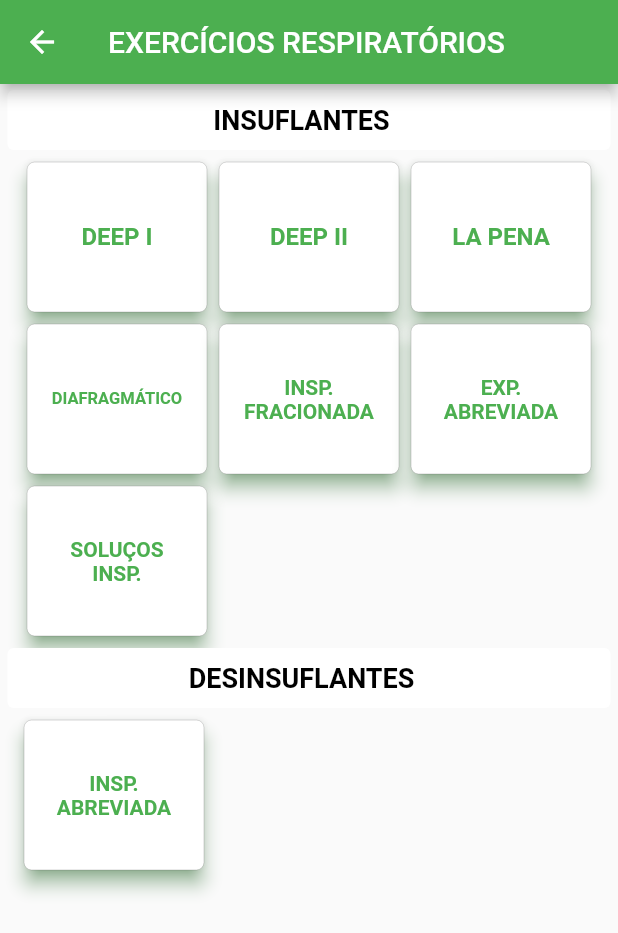
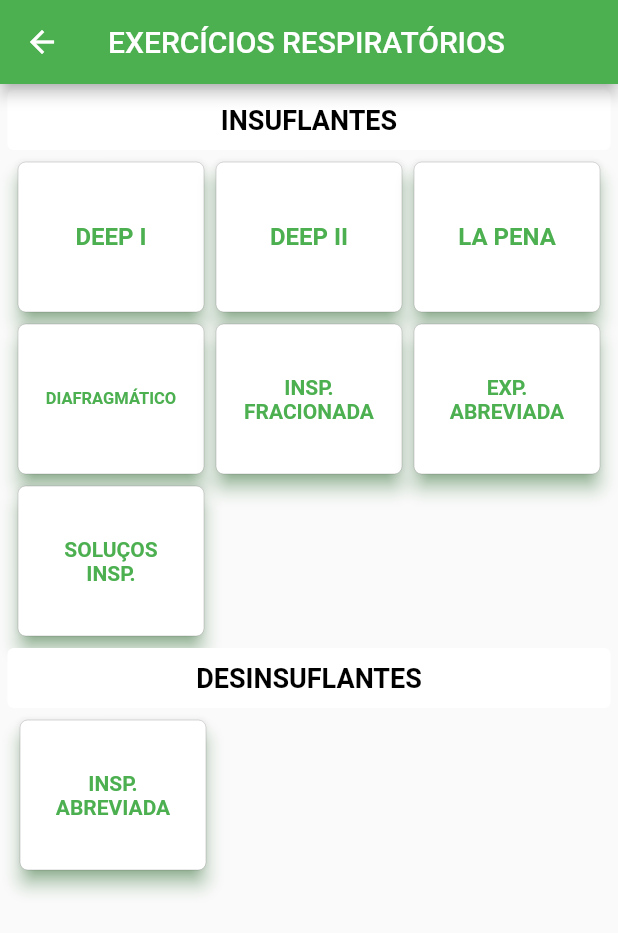
Before and after one commit to lschildt/deep_lung_care, a Flutter app: the screen it shows after launch, in the side drawer, after a tap on "EXERCÍCIOS RESPIRATÓRIOS", on a phone screen of 412 x 824 dp. Shown: the top 933 px of the screen. Run offline on Flutter 3.47's test engine with Material 2 defaults, Android fonts, the phone set to English and light mode, and no system bars; our stand-ins replace carousel_slider; missing offline and left inert: dart:ffi.

Commit message:
Adjust on exercice screen menu to resize

```diff
--- a/lib/widgets/ExercisesScreen.dart
+++ b/lib/widgets/ExercisesScreen.dart
@@ -25,17 +25,8 @@ class ExercisesScreen extends StatelessWidget {
                       height: 40,
                       child: Padding(
                         padding: const EdgeInsets.symmetric(vertical: 8.0, horizontal: 16),
-                        child: Row(
-                          children: <Widget>[
-                            Column(
-                              crossAxisAlignment: CrossAxisAlignment.center,
-                              mainAxisSize: MainAxisSize.min,
-                              children: <Widget>[
-                                SizedBox(width: 360),
-                                Text("INSUFLANTES", style: TextStyle(fontSize: 18, fontWeight: FontWeight.bold, color: Colors.black)),
-                              ],
-                            ),
-                          ],
+                        child: Center(
+                          child: Text("INSUFLANTES", style: TextStyle(fontSize: 18, fontWeight: FontWeight.bold, color: Colors.black)),
                         ),
                       ),
                     ),
@@ -140,17 +131,8 @@ class ExercisesScreen extends StatelessWidget {
                       height: 40,
                       child: Padding(
                         padding: const EdgeInsets.symmetric(vertical: 8.0, horizontal: 16),
-                        child: Row(
-                          children: <Widget>[
-                            Column(
-                              crossAxisAlignment: CrossAxisAlignment.center,
-                              mainAxisSize: MainAxisSize.min,
-                              children: <Widget>[
-                                SizedBox(width: 360),
-                                Text("DESINSUFLANTES", style: TextStyle(fontSize: 18, fontWeight: FontWeight.bold, color: Colors.black)),
-                              ],
-                            ),
-                          ],
+                        child: Center(
+                          child: Text("DESINSUFLANTES", style: TextStyle(fontSize: 18, fontWeight: FontWeight.bold, color: Colors.black)),
                         ),
                       ),
                     ),
@@ -170,11 +152,11 @@ class ExercisesScreen extends StatelessWidget {
                           'instructions.png',
                       14)),
                   SizedBox(
-                      width: 140,
+                      width: (MediaQuery.of(context).size.width - 20) / 3,
                       height: 100,
                   ),
                   SizedBox(
-                    width: 120,
+                    width: (MediaQuery.of(context).size.width - 20) / 3,
                     height: 100,
                   ),
                 ]
--- a/lib/widgets/ExercisesScreenCard.dart
+++ b/lib/widgets/ExercisesScreenCard.dart
@@ -37,7 +37,7 @@ class ExercisesScreenCard extends Card {
           )
         },
         child: SizedBox(
-          width: 120,
+          width: (MediaQuery.of(context).size.width - 40) / 3,
           height: 100,
           child: Padding(
             padding: const EdgeInsets.symmetric(vertical: 8.0, horizontal: 16),
```
